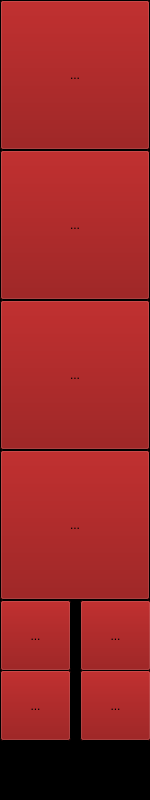
This is ui/Bar.ui in mizhal/oldies-mediateca as Qt 5 draws it before an edit. The edited form follows.
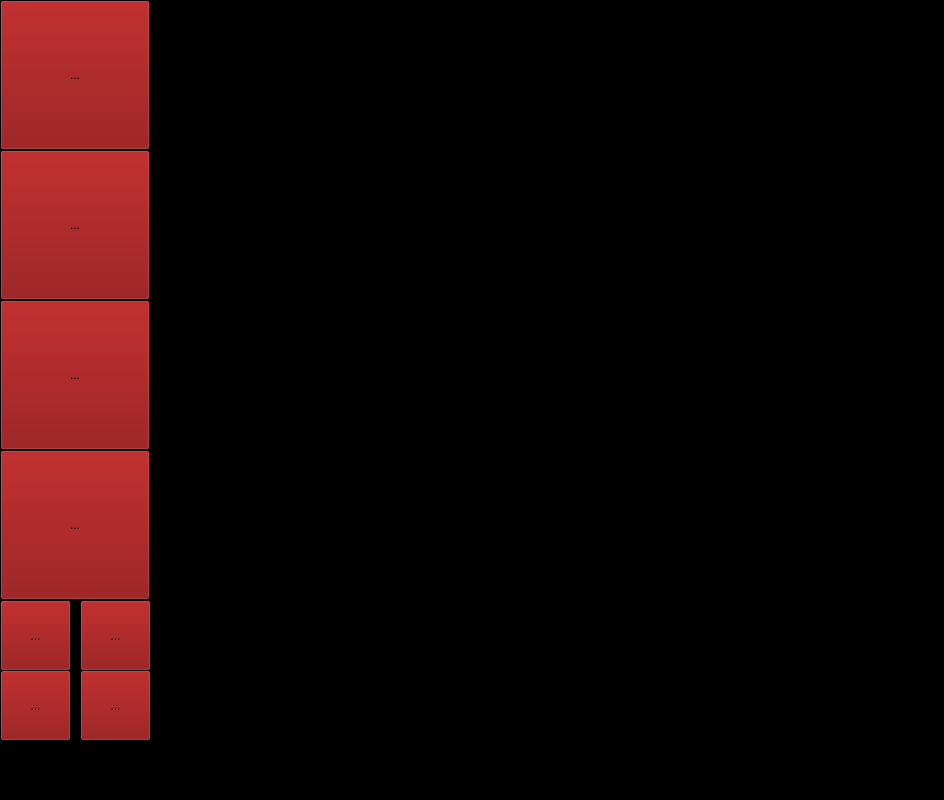
This is the edited form. Icons and pictures are not drawn.

```diff
--- a/ui/Bar.ui
+++ b/ui/Bar.ui
@@ -6,10 +6,16 @@
    <rect>
     <x>0</x>
     <y>0</y>
-    <width>150</width>
+    <width>944</width>
     <height>800</height>
    </rect>
   </property>
+  <property name="maximumSize">
+   <size>
+    <width>1280</width>
+    <height>800</height>
+   </size>
+  </property>
   <property name="palette">
    <palette>
     <active>
```
Left out of the diff: 16 changed lines with no effect on the pictures.
